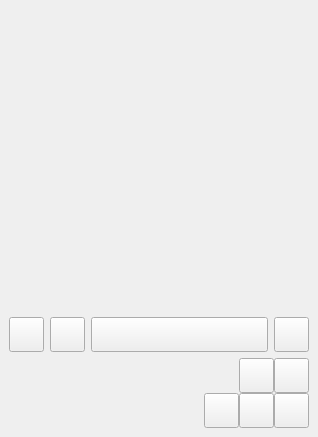
Above: form/qt_mainwindow.ui from KonstantIMP/marshmallow_gif before the change. Below: the same form after it.
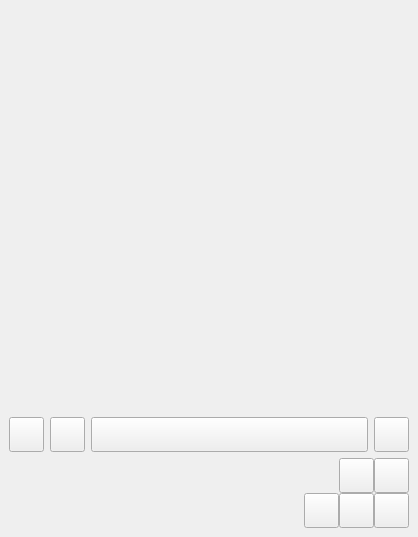
That is the form after the change.

```diff
--- a/form/qt_mainwindow.ui
+++ b/form/qt_mainwindow.ui
@@ -6,8 +6,8 @@
    <rect>
     <x>0</x>
     <y>0</y>
-    <width>312</width>
-    <height>437</height>
+    <width>412</width>
+    <height>537</height>
    </rect>
   </property>
   <property name="windowTitle">
@@ -19,8 +19,8 @@
      <widget class="QLabel" name="gif_place">
       <property name="minimumSize">
        <size>
-        <width>300</width>
-        <height>300</height>
+        <width>400</width>
+        <height>400</height>
        </size>
       </property>
       <property name="text">
```
